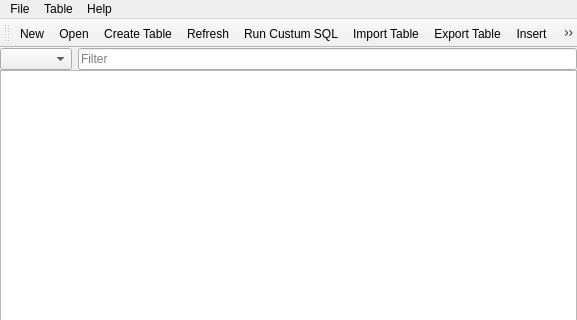
The window that mainwindow.ui (informationsea/Hyokai) describes before a commit, drawn with Qt 5; both pictures show x 0 to 577 and y 0 to 320 of the 577 by 493 pixel window.
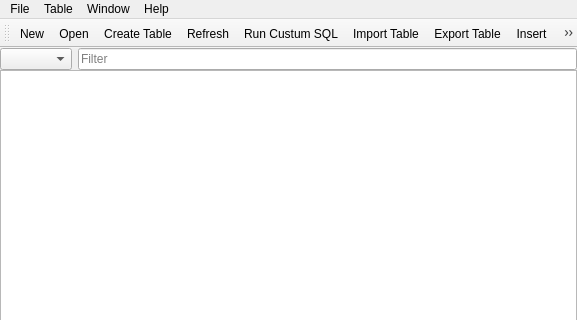
The same window after the commit. Icons and pictures are not drawn.

Commit message: add window menu

The edit to the form file:
```diff
--- a/mainwindow.ui
+++ b/mainwindow.ui
@@ -98,8 +98,14 @@
     <addaction name="separator"/>
     <addaction name="actionGo_github"/>
    </widget>
+   <widget class="QMenu" name="menuWindow">
+    <property name="title">
+     <string>Window</string>
+    </property>
+   </widget>
    <addaction name="menuFile"/>
    <addaction name="menuTable"/>
+   <addaction name="menuWindow"/>
    <addaction name="menuHelp"/>
   </widget>
   <widget class="QToolBar" name="mainToolBar">
```
The commit also changes 3 other files.
